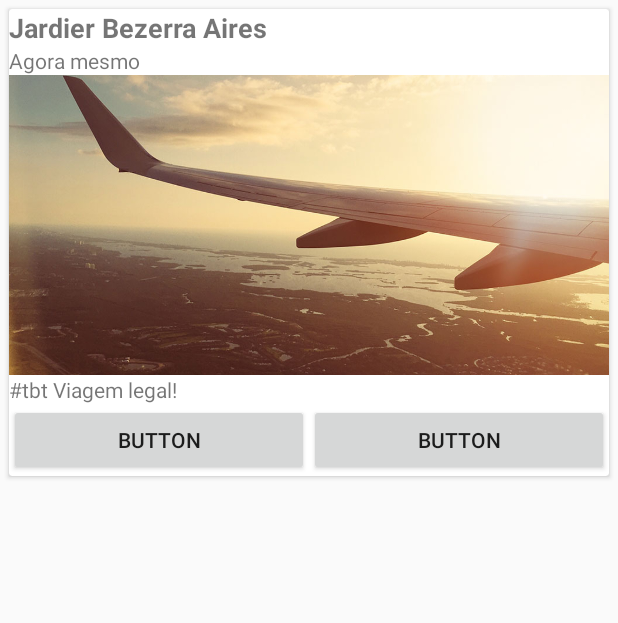
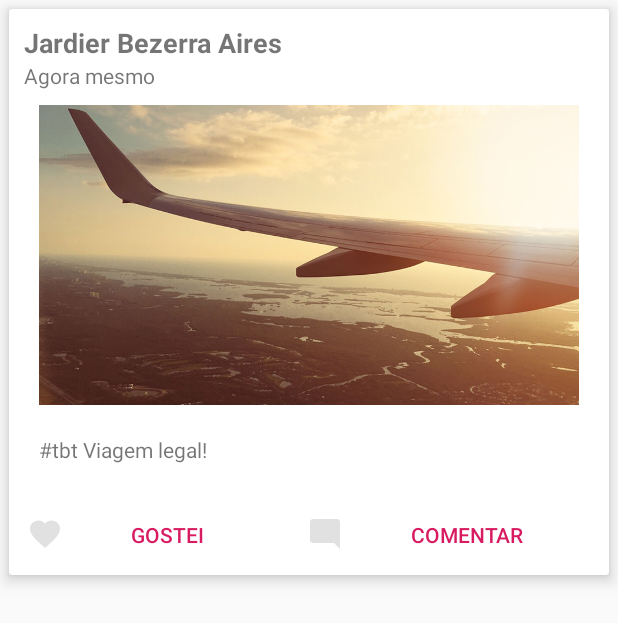
Before and after one commit to Jardier/cardview, an Android app: the layout postagem_detalhe.xml on its own in the app's theme, with its tools: preview values and no code run, on a phone screen of 412 x 824 dp. Shown: the top 623 px of the screen. Run offline under Robolectric (Android 15) with nearby library versions, the phone set to English and light mode, and no system bars.

Commit message:
Conclusão do CardView

```diff
--- /dev/null
+++ b/app/src/main/res/drawable/ic_comentar_cinza_24dp.xml
@@ -0,0 +1,9 @@
+<vector xmlns:android="http://schemas.android.com/apk/res/android"
+        android:width="24dp"
+        android:height="24dp"
+        android:viewportWidth="24.0"
+        android:viewportHeight="24.0">
+    <path
+        android:fillColor="#e1e1e1"
+        android:pathData="M21.99,4c0,-1.1 -0.89,-2 -1.99,-2H4c-1.1,0 -2,0.9 -2,2v12c0,1.1 0.9,2 2,2h14l4,4 -0.01,-18z"/>
+</vector>
--- /dev/null
+++ b/app/src/main/res/drawable/ic_gostei_cinza_24dp.xml
@@ -0,0 +1,9 @@
+<vector xmlns:android="http://schemas.android.com/apk/res/android"
+        android:width="24dp"
+        android:height="24dp"
+        android:viewportWidth="24.0"
+        android:viewportHeight="24.0">
+    <path
+        android:fillColor="#e1e1e1"
+        android:pathData="M12,21.35l-1.45,-1.32C5.4,15.36 2,12.28 2,8.5 2,5.42 4.42,3 7.5,3c1.74,0 3.41,0.81 4.5,2.09C13.09,3.81 14.76,3 16.5,3 19.58,3 22,5.42 22,8.5c0,3.78 -3.4,6.86 -8.55,11.54L12,21.35z"/>
+</vector>
--- a/app/src/main/res/layout/postagem_detalhe.xml
+++ b/app/src/main/res/layout/postagem_detalhe.xml
@@ -4,7 +4,8 @@
     xmlns:app="http://schemas.android.com/apk/res-auto"
     android:layout_width="match_parent"
     android:layout_height="wrap_content"
-    android:layout_margin="6dp">
+    android:layout_margin="6dp"
+    app:cardElevation="6dp">
 
     <LinearLayout
         android:layout_width="match_parent"
@@ -14,10 +15,11 @@
         <LinearLayout
             android:layout_width="match_parent"
             android:layout_height="match_parent"
-            android:orientation="vertical">
+            android:orientation="vertical"
+            android:padding="10dp">
 
             <TextView
-                android:id="@+id/textView"
+                android:id="@+id/tvNome"
                 android:layout_width="match_parent"
                 android:layout_height="wrap_content"
                 android:text="Jardier Bezerra Aires"
@@ -31,16 +33,18 @@
                 android:text="Agora mesmo" />
 
             <ImageView
-                android:id="@+id/imageView"
+                android:id="@+id/imPostagem"
                 android:layout_width="match_parent"
                 android:layout_height="200dp"
+                android:layout_margin="10dp"
                 android:scaleType="centerCrop"
                 app:srcCompat="@drawable/imagem1" />
 
             <TextView
-                android:id="@+id/textView3"
+                android:id="@+id/tvPostagem"
                 android:layout_width="match_parent"
                 android:layout_height="wrap_content"
+                android:layout_margin="10dp"
                 android:text="#tbt Viagem legal!" />
 
         </LinearLayout>
@@ -52,17 +56,21 @@
 
             <Button
                 android:id="@+id/button"
+                style="?attr/buttonBarButtonStyle"
                 android:layout_width="wrap_content"
                 android:layout_height="wrap_content"
                 android:layout_weight="1"
-                android:text="Button" />
+                android:drawableLeft="@drawable/ic_gostei_cinza_24dp"
+                android:text="gostei" />
 
             <Button
                 android:id="@+id/button2"
+                style="?attr/buttonBarButtonStyle"
                 android:layout_width="wrap_content"
                 android:layout_height="wrap_content"
                 android:layout_weight="1"
-                android:text="Button" />
+                android:drawableLeft="@drawable/ic_comentar_cinza_24dp"
+                android:text="Comentar" />
         </LinearLayout>
     </LinearLayout>
 
--- a/app/src/main/res/values/strings.xml
+++ b/app/src/main/res/values/strings.xml
@@ -1,3 +1,3 @@
 <resources>
-    <string name="app_name">cardview</string>
+    <string name="app_name">CardView[Exemplo]</string>
 </resources>
```
Also changed, not shown: app/src/main/java/com/android/cardview/activity/MainActivity.kt (+14 -1 lines), app/src/main/java/com/android/cardview/adapter/PostagemAdapter.kt (+18 -7 lines), app/src/main/java/com/android/cardview/model/Postagem.kt (added, +8 -0 lines).
